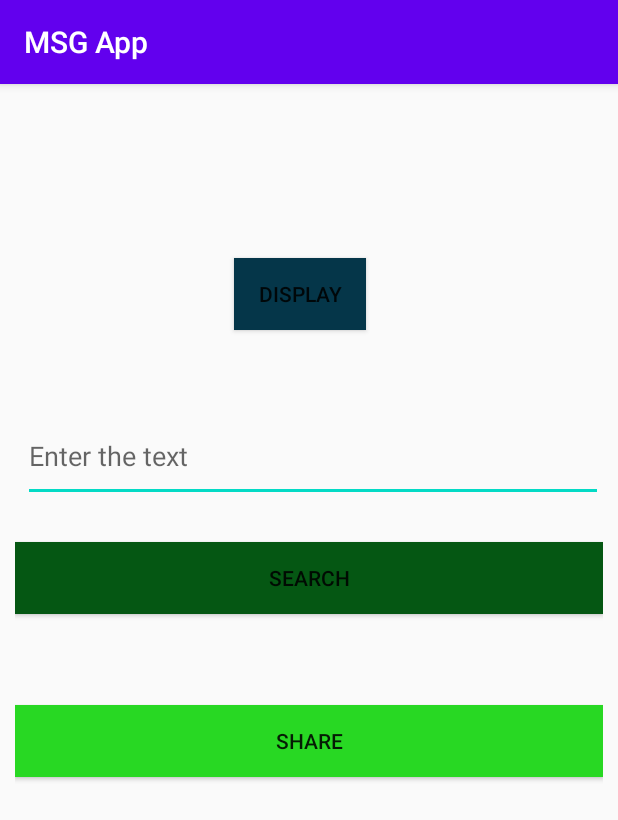
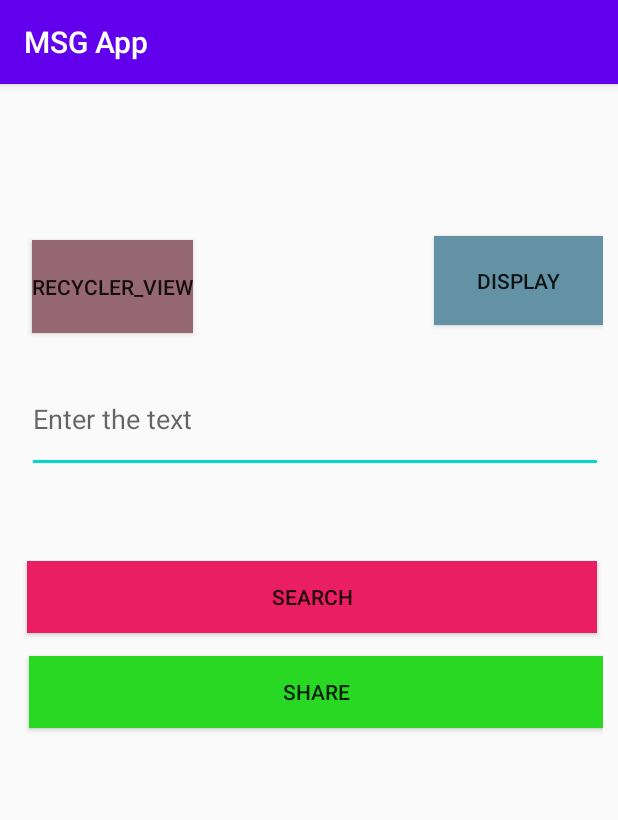
Before and after one commit to teja963/DATA-SEARCH-APP, an Android app: the screen it shows after launch (MainActivity), after a tap on "SHARE", on a phone screen of 412 x 824 dp. Shown: the top 820 px of the screen. Run offline under Robolectric (Android 15) with nearby library versions, the phone set to English and light mode, and no system bars.

Commit message:
Recycle button is not visible

```diff
--- a/app/src/main/AndroidManifest.xml
+++ b/app/src/main/AndroidManifest.xml
@@ -22,7 +22,10 @@
         <activity
             android:name=".SearchActivity">
             android: exported = "true">
+        </activity>
 
+        <activity
+            android:name=".RecycleActivity">
         </activity>
 
 
--- a/app/src/main/java/com/smartherd/msapp/MainActivity.kt
+++ b/app/src/main/java/com/smartherd/msapp/MainActivity.kt
@@ -33,11 +33,15 @@ class MainActivity: AppCompatActivity() {                          //First we ne
         var message: String = user_input.text.toString()
         val intent = Intent()
         intent.action = Intent.ACTION_SEND
-        intent.putExtra(Intent.EXTRA_TEXT, message)
+        intent.putExtra(Intent.EXTRA_TEXT, message)        //this is implicit intent so need to use EXTRA_TEXT
         intent.type = "text/plain"      //you should mention this for type of apps applicable to
         startActivity(Intent.createChooser(intent, "Share to:"))
     }
 
+    button_recycler_view.setOnClickListener {
+        val intent = Intent(this, RecycleActivity::class.java)
+        startActivity(intent)
+    }
 
     }
 
--- /dev/null
+++ b/app/src/main/java/com/smartherd/msapp/RecycleActivity.kt
@@ -0,0 +1,12 @@
+package com.smartherd.msapp
+
+import android.content.Intent
+import android.os.Bundle
+import android.support.v7.app.AppCompatActivity
+
+class RecycleActivity: AppCompatActivity() {
+    override fun onCreate(savedInstanceState: Bundle?) {
+        super.onCreate(savedInstanceState)
+        setContentView(R.layout.activity_recycle)
+    }
+}
--- a/app/src/main/res/layout/activity_main.xml
+++ b/app/src/main/res/layout/activity_main.xml
@@ -1,66 +1,82 @@
 <?xml version="1.0" encoding="utf-8"?>
-<RelativeLayout
-    xmlns:android="http://schemas.android.com/apk/res/android"
+<RelativeLayout xmlns:android="http://schemas.android.com/apk/res/android"
     xmlns:app="http://schemas.android.com/apk/res-auto"
     xmlns:tools="http://schemas.android.com/tools"
     android:layout_width="match_parent"
     android:layout_height="match_parent"
+    android:padding="10dp"
+    android:visibility="visible"
     tools:context=".MainActivity"
-    android:padding="10dp"
-    >
+    tools:visibility="visible">
 
     <Button
         android:id="@+id/button_display"
-        android:layout_width="wrap_content"
-        android:layout_height="wrap_content"
+        android:layout_width="124dp"
+        android:layout_height="59dp"
         android:layout_alignParentStart="true"
         android:layout_alignParentTop="true"
         android:layout_centerHorizontal="true"
-        android:layout_marginStart="146dp"
+        android:layout_marginStart="279dp"
         android:layout_marginLeft="130dp"
-        android:layout_marginTop="106dp"
+        android:layout_marginTop="91dp"
         android:layout_marginRight="110dp"
+        android:background="#6292A4"
         android:text="Display"
-        android:textAlignment="center"
-        android:background="#053649"/>
+        android:textAlignment="center" />
 
     <EditText
         android:id="@+id/user_input"
-        android:layout_width="402dp"
-        android:layout_height="61dp"
+        android:layout_width="401dp"
+        android:layout_height="72dp"
         android:layout_alignParentStart="true"
         android:layout_alignParentTop="true"
         android:layout_centerHorizontal="true"
-        android:layout_marginStart="5dp"
-        android:layout_marginTop="207dp"
+        android:layout_marginStart="8dp"
+        android:layout_marginTop="177dp"
         android:ems="10"
         android:hint="Enter the text"
         android:inputType="textPersonName" />
 
     <Button
         android:id="@+id/button_search"
-        android:layout_width="match_parent"
+        android:layout_width="380dp"
         android:layout_height="wrap_content"
         android:layout_below="@+id/button_display"
         android:layout_alignParentStart="true"
         android:layout_centerHorizontal="true"
-        android:layout_marginStart="0dp"
-        android:layout_marginTop="141dp"
+        android:layout_marginStart="8dp"
+        android:layout_marginTop="157dp"
+        android:background="#E91E63"
         android:text="Search"
-        android:textAlignment="center"
-        android:background="#055713"/>
+        android:textAlignment="center" />
 
     <Button
         android:id="@+id/button_share"
-        android:layout_width="match_parent"
+        android:layout_width="401dp"
         android:layout_height="wrap_content"
         android:layout_below="@+id/button_search"
         android:layout_alignParentStart="true"
         android:layout_alignParentTop="true"
         android:layout_centerHorizontal="true"
-        android:layout_marginStart="0dp"
-        android:layout_marginTop="404dp"
+        android:layout_marginStart="9dp"
+        android:layout_marginTop="371dp"
+        android:background="#28D823"
         android:text="Share"
-        android:textAlignment="center"
-        android:background="#28D823"/>
+        android:textAlignment="center" />
+
+    <Button
+        android:id="@+id/button_recycler_view"
+        android:layout_width="wrap_content"
+        android:layout_height="67dp"
+        android:layout_alignParentStart="true"
+        android:layout_alignParentTop="true"
+        android:layout_alignParentBottom="true"
+        android:layout_marginStart="11dp"
+        android:layout_marginTop="94dp"
+        android:layout_marginBottom="592dp"
+        android:background="#966873"
+        android:text="Recycler_view"
+        android:textAlignment="center" />
+
+
 </RelativeLayout>
--- /dev/null
+++ b/app/src/main/res/layout/activity_recycle.xml
@@ -0,0 +1,6 @@
+<?xml version="1.0" encoding="utf-8"?>
+<android.support.constraint.ConstraintLayout xmlns:android="http://schemas.android.com/apk/res/android"
+    android:layout_width="match_parent"
+    android:layout_height="match_parent">
+
+</android.support.constraint.ConstraintLayout>
```
